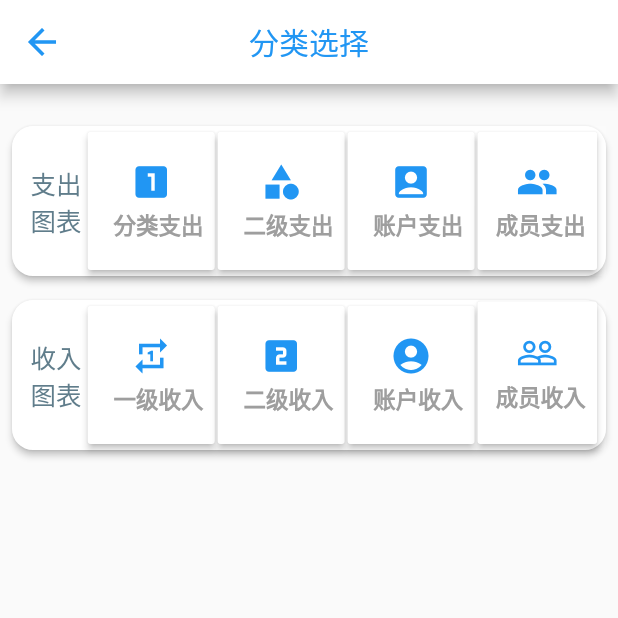
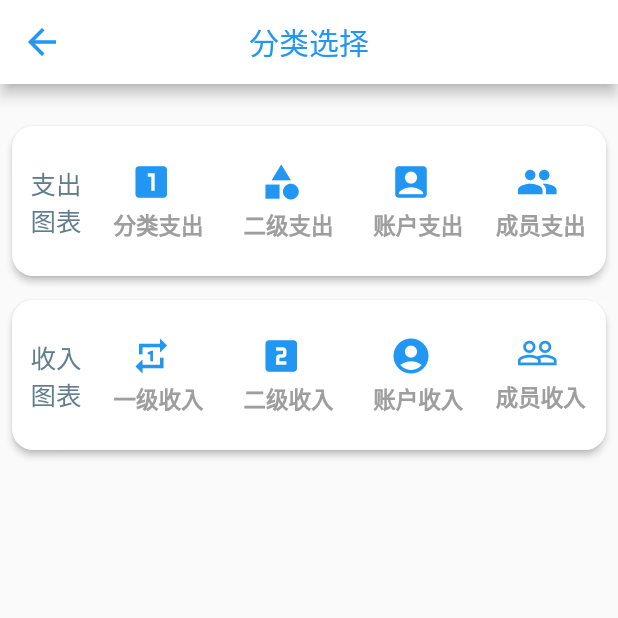
Before and after one commit to STaoZWT/JiZhangApp, a Flutter app: the SelectPage screen opened directly, on a phone screen of 412 x 824 dp, the top half of it. Run offline on Flutter 3.47's test engine with Material 2 defaults, Android fonts, the phone set to English and light mode, and no system bars; our stand-ins replace charts_flutter, date_format, flutter_datetime_picker, flutter_slidable, flutter_speed_dial, flutter_swiper and 6 more; missing offline and left inert: date_range_picker, flutter_picker, flutter_string_encryption, gesture_recognition; accounts and stored records are empty.

```diff
--- a/lib/chart1/select.dart
+++ b/lib/chart1/select.dart
@@ -128,7 +128,7 @@ class _SelectPageState extends State<SelectPage> {
                               color: Colors.white12,
                               child: Card(
                                 margin: EdgeInsets.only(top: 4,bottom: 4,left: 1,right: 1),
-                                elevation: 2.0,
+                                elevation: 0.0,
                                 color: Colors.white,
                                 shape: const RoundedRectangleBorder(
                                     borderRadius:
@@ -188,7 +188,7 @@ class _SelectPageState extends State<SelectPage> {
                               color: Colors.white12,
                               child: Card(
                                 margin: EdgeInsets.only(top: 4,bottom: 4,left: 1,right: 1),
-                                elevation: 2.0,
+                                elevation: 0.0,
                                 color: Colors.white,
                                 shape: const RoundedRectangleBorder(
                                     borderRadius:
@@ -247,7 +247,7 @@ class _SelectPageState extends State<SelectPage> {
                                 color: Colors.white12,
                                 child:Card(
                                   margin: EdgeInsets.only(top: 4,bottom: 4,left: 1,right: 1),
-                                  elevation: 2.0,
+                                  elevation: 0.0,
                                   color: Colors.white,
                                   shape: const RoundedRectangleBorder(
                                       borderRadius:
@@ -307,7 +307,7 @@ class _SelectPageState extends State<SelectPage> {
                                 color: Colors.white12,
                                 child: Card(
                                   margin: EdgeInsets.only(top: 4,bottom: 4,left: 1,right: 6),
-                                  elevation: 2.0,
+                                  elevation: 0.0,
                                   color: Colors.white,
                                   shape: const RoundedRectangleBorder(
                                       borderRadius:
@@ -392,7 +392,7 @@ class _SelectPageState extends State<SelectPage> {
                             color: Colors.white12,
                             child: Card(
                               margin: EdgeInsets.only(top: 4,bottom: 4,left: 1,right: 1),
-                              elevation: 2.0,
+                              elevation: 0.0,
                               color: Colors.white,
                               shape: const RoundedRectangleBorder(
                                   borderRadius:
@@ -452,7 +452,7 @@ class _SelectPageState extends State<SelectPage> {
                             color: Colors.white12,
                             child: Card(
                               margin: EdgeInsets.only(top: 4,bottom: 4,left: 1,right: 1),
-                              elevation: 2.0,
+                              elevation: 0.0,
                               color: Colors.white,
                               shape: const RoundedRectangleBorder(
                                   borderRadius:
@@ -512,7 +512,7 @@ class _SelectPageState extends State<SelectPage> {
                             color: Colors.white12,
                             child: Card(
                               margin: EdgeInsets.only(top: 4,bottom: 4,left: 1,right: 1),
-                              elevation: 2.0,
+                              elevation: 0.0,
                               color: Colors.white,
                               shape: const RoundedRectangleBorder(
                                   borderRadius:
@@ -572,7 +572,7 @@ class _SelectPageState extends State<SelectPage> {
                             color: Colors.white12,
                             child: Card(
                               margin: EdgeInsets.only(top: 1,bottom: 4,left: 1,right: 6),
-                              elevation: 2.0,
+                              elevation: 0.0,
                               color: Colors.white,
                               shape: const RoundedRectangleBorder(
                                   borderRadius:
```
